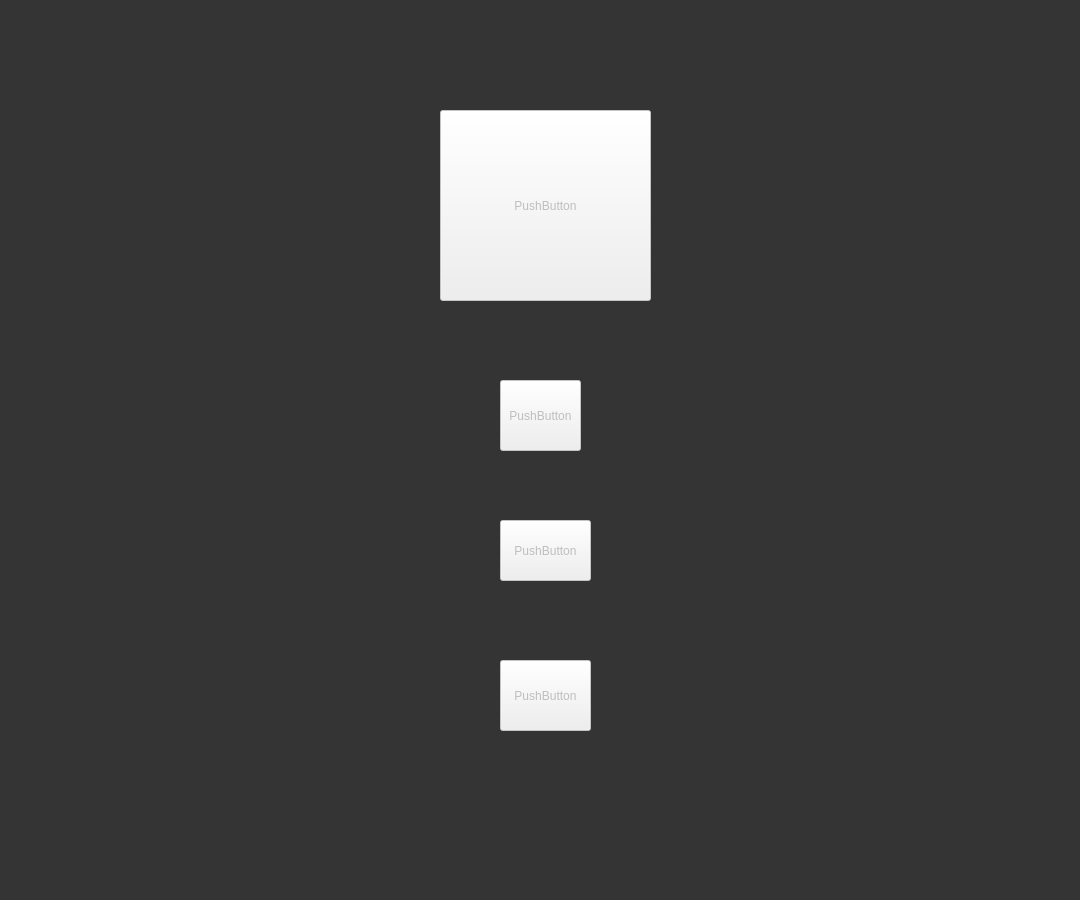
Above: mapwidget.ui from a12387/QtTheSpire before the change. Below: the same form after it.
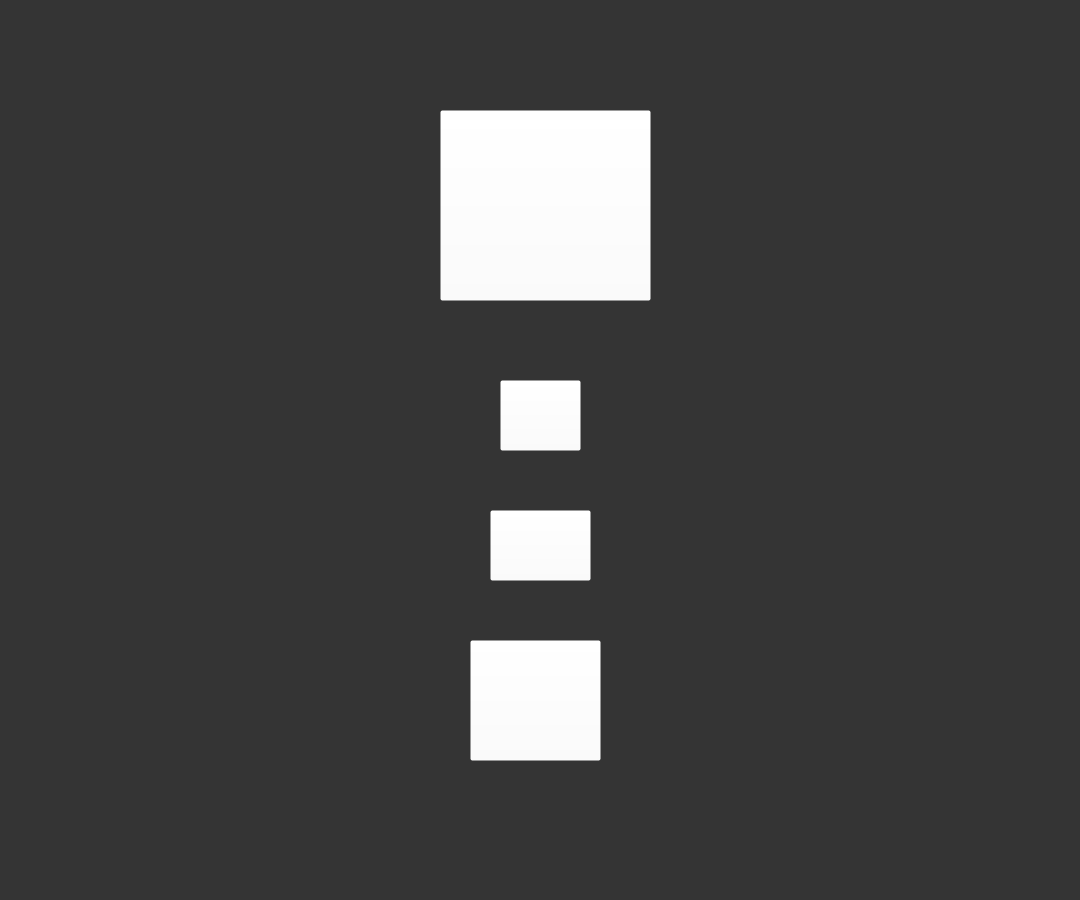
That is the form after the change. Icons and pictures are not drawn.

Diff of the .ui file:
```diff
--- a/mapwidget.ui
+++ b/mapwidget.ui
@@ -39,14 +39,18 @@
    </property>
    <property name="geometry">
     <rect>
-     <x>500</x>
-     <y>660</y>
-     <width>91</width>
-     <height>71</height>
+     <x>470</x>
+     <y>640</y>
+     <width>131</width>
+     <height>121</height>
     </rect>
    </property>
+   <property name="styleSheet">
+    <string notr="true">image: url(:/game/resource/ui/rest.png);
+background-color: rgba(255, 255, 255, 0);</string>
+   </property>
    <property name="text">
-    <string>PushButton</string>
+    <string/>
    </property>
   </widget>
   <widget class="QPushButton" name="shopButton">
@@ -55,14 +59,18 @@
    </property>
    <property name="geometry">
     <rect>
-     <x>500</x>
-     <y>520</y>
-     <width>91</width>
-     <height>61</height>
+     <x>490</x>
+     <y>510</y>
+     <width>101</width>
+     <height>71</height>
     </rect>
    </property>
+   <property name="styleSheet">
+    <string notr="true">image: url(:/game/resource/ui/shop.png);
+background-color: rgba(255, 255, 255, 0);</string>
+   </property>
    <property name="text">
-    <string>PushButton</string>
+    <string/>
    </property>
   </widget>
   <widget class="QPushButton" name="eliteButton">
@@ -77,8 +85,12 @@
      <height>71</height>
     </rect>
    </property>
+   <property name="styleSheet">
+    <string notr="true">image: url(:/game/resource/ui/eliteOutline.png);
+background-color: rgba(255, 255, 255, 0);</string>
+   </property>
    <property name="text">
-    <string>PushButton</string>
+    <string/>
    </property>
   </widget>
   <widget class="QPushButton" name="bossButton">
@@ -93,8 +105,12 @@
      <height>191</height>
     </rect>
    </property>
+   <property name="styleSheet">
+    <string notr="true">image: url(:/game/resource/ui/elite.png);
+background-color: rgba(255, 255, 255, 0);</string>
+   </property>
    <property name="text">
-    <string>PushButton</string>
+    <string/>
    </property>
   </widget>
  </widget>
```
